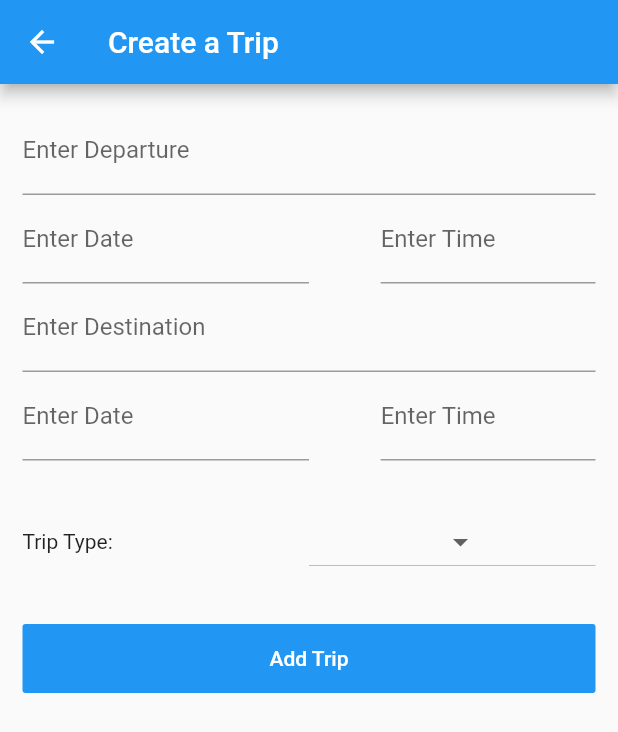
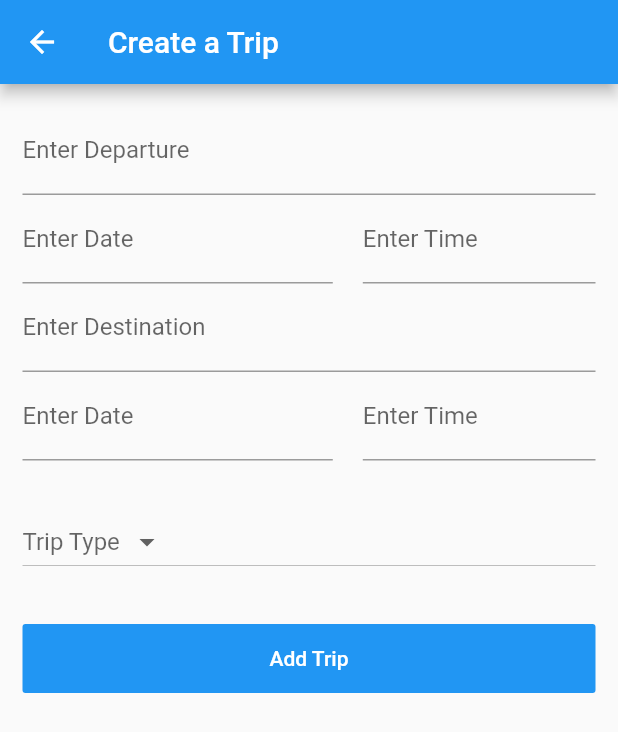
Before and after one commit to CodeMat17/gdg_uyo_bootcamp_flutter_trippass, a Flutter app: the screen it shows after launch, after a tap on the "add" icon, on a phone screen of 412 x 824 dp. Shown: the top 732 px of the screen. Run offline on Flutter 3.47's test engine with Material 2 defaults, Android fonts, the phone set to English and light mode, and no system bars; drawn by our look-alikes of datetime_picker_formfield; our stand-ins replace font_awesome_flutter, shimmer, sqflite; accounts and stored records are empty.

```diff
--- a/lib/screens/trip_detail.dart
+++ b/lib/screens/trip_detail.dart
@@ -20,16 +20,17 @@ class TripDetail extends StatefulWidget {
 
 class _TripDetailState extends State<TripDetail> {
   //texFields controllers
-  var departureController = TextEditingController();
-  var departureDate = TextEditingController();
-  var departureTime = TextEditingController();
-  var destinationController = TextEditingController();
-  var destinationDate = TextEditingController();
-  var destinationTime = TextEditingController();
+  TextEditingController departureController = TextEditingController();
+  TextEditingController departureDate = TextEditingController();
+  TextEditingController departureTime = TextEditingController();
+  TextEditingController destinationController = TextEditingController();
+  TextEditingController destinationDate = TextEditingController();
+  TextEditingController destinationTime = TextEditingController();
+  TextEditingController categorySelected = TextEditingController();
 
   // dropDown menu categories
-  final _categories = ['Business', 'Education', 'Medical', 'Vacation'];
-  String categorySelected = 'Medical';
+  final tripType = ['Business', 'Education', 'Medical', 'Vacation'];
+  //String categorySelected = 'Medical';
 
   // databaseHelper
   DatabaseHelper helper = DatabaseHelper();
@@ -38,10 +39,6 @@ class _TripDetailState extends State<TripDetail> {
   String appBarTitle;
   TripModel tripModel;
   _TripDetailState(this.tripModel, this.appBarTitle);
-
-  //dateTime picker formField
-  final dateFormat = DateFormat("MMMM d, yyyy");
-  final timeFormat = DateFormat("h:mm a");
 
   //validation
   bool _validate = false;
@@ -59,15 +56,13 @@ class _TripDetailState extends State<TripDetail> {
 
   @override
   Widget build(BuildContext context) {
-    TextStyle textStyle = Theme.of(context).textTheme.title;
-
     departureController.text = tripModel.departure;
     departureDate.text = tripModel.departureDate;
     departureTime.text = tripModel.departureTime;
     destinationController.text = tripModel.destination;
     destinationDate.text = tripModel.destinationDate;
     destinationTime.text = tripModel.destinationTime;
-    categorySelected = tripModel.categorySelected;
+    categorySelected.text = tripModel.categorySelected;
 
     return Scaffold(
       appBar: AppBar(
@@ -88,6 +83,7 @@ class _TripDetailState extends State<TripDetail> {
                       keyboardType: TextInputType.text,
                       onChanged: (value) {
                         debugPrint('something changed');
+                        this.tripModel.departure = departureController.text;
                         updateDeparture();
                       },
                       decoration: InputDecoration(
@@ -101,51 +97,50 @@ class _TripDetailState extends State<TripDetail> {
                       children: <Widget>[
                         Expanded(
                             flex: 4,
-                          child: TextField(
+                            child: DateTimeField(
                               controller: departureDate,
-                            keyboardType: TextInputType.datetime,
-                            onChanged: (value) {
-                              debugPrint('something changed');
+                              format: DateFormat.yMMMd("en_US"),
+                              onShowPicker: (context, currentValue) async {
+                                return await showDatePicker(
+                                  context: context,
+                                  initialDate: currentValue ?? DateTime.now(),
+                                  firstDate: DateTime(2020),
+                                  lastDate: DateTime(2100),
+                                );
+                              },
+                              decoration:
+                                  InputDecoration(labelText: 'Enter Date'),
+                              onChanged: (dt) {
+                                debugPrint('$dt');
+                                this.tripModel.departureDate =
+                                    DateFormat.yMMMd("en_US").format(dt);
+                                debugPrint(tripModel.departureDate);
+                                debugPrint(departureDate.text);
                                 updateDepartureDate();
                               },
-                            decoration: InputDecoration(
-                              hintText: 'From: ',
-                              labelText: 'Enter Date',
+                            )),
+                        SizedBox(width: 20.0),
+                        Expanded(
+                          flex: 3,
+                          child: DateTimeField(
+                            controller: departureTime,
+                            format: DateFormat.jm(),
+                            decoration:
+                                InputDecoration(labelText: 'Enter Time'),
+                            onShowPicker: (context, currentValue) async {
+                              final time = await showTimePicker(
+                                context: context,
+                                initialTime: currentValue ?? TimeOfDay.now(),
+                              );
+                              return DateTimeField.convert(time);
+                            },
+                            onChanged: (t) {
+                              this.tripModel.departureTime =
+                                  DateFormat.jm().format(t);
+                              updateDepartureTime();
+                            },
                           ),
                         ),
-                        ),
-                        Expanded(flex: 1, child: Text('')),
-//                        Expanded(
-//                          flex: 3,
-//                          child: DateTimeField(
-//                              format: timeFormat,
-//                              onShowPicker: (
-//                                context,
-//                                currentValue,
-//                              ) async {
-//                                departureTime = await showTimePicker(
-//                                  context: context,
-//                                  initialTime: TimeOfDay.fromDateTime(
-//                                      currentValue ?? DateTime.now()),
-//                                );
-//                                return DateTimeField.convert(departureTime);
-//                              }),
-//                        ),
-                        Expanded(
-                          flex: 3,
-                          child: TextField(
-                            controller: departureTime,
-                            keyboardType: TextInputType.datetime,
-                            onChanged: (value) {
-                              debugPrint('something changed');
-                              updateDepartureTime();
-                            },
-                            decoration: InputDecoration(
-                              hintText: 'From:',
-                              labelText: 'Enter Time',
-                            ),
-                          ),
-                        )
                       ],
                     ),
                     TextField(
@@ -166,60 +161,75 @@ class _TripDetailState extends State<TripDetail> {
                       children: <Widget>[
                         Expanded(
                             flex: 4,
-                          child: TextField(
+                            child: DateTimeField(
                               controller: destinationDate,
-                            keyboardType: TextInputType.datetime,
-                            onChanged: (value) {
-                              debugPrint('something changed');
+                              format: DateFormat.yMMMd("en_US"),
+                              onShowPicker: (context, currentValue) async {
+                                return await showDatePicker(
+                                  context: context,
+                                  initialDate: currentValue ?? DateTime.now(),
+                                  firstDate: DateTime(2020),
+                                  lastDate: DateTime(2100),
+                                );
+                              },
+                              decoration:
+                                  InputDecoration(labelText: 'Enter Date'),
+                              onChanged: (dt) {
+                                debugPrint('$dt');
+                                this.tripModel.destinationDate =
+                                    DateFormat.yMMMd("en_US").format(dt);
+                                debugPrint(tripModel.destinationDate);
+                                debugPrint(destinationDate.text);
                                 updateDestinationDate();
                               },
-                            decoration: InputDecoration(
-                              hintText: 'To:',
-                              labelText: 'Enter Date',
+                            )),
+                        SizedBox(width: 20.0),
+                        Expanded(
+                          flex: 3,
+                          child: DateTimeField(
+                            controller: destinationTime,
+                            format: DateFormat.jm(),
+                            decoration:
+                                InputDecoration(labelText: 'Enter Time'),
+                            onShowPicker: (context, currentValue) async {
+                              final time = await showTimePicker(
+                                context: context,
+                                initialTime: currentValue ?? TimeOfDay.now(),
+                              );
+                              return DateTimeField.convert(time);
+                            },
+                            onChanged: (t) {
+                              this.tripModel.destinationTime =
+                                  DateFormat.jm().format(t);
+                              updateDestinationTime();
+                            },
                           ),
                         ),
-                        ),
-                        Expanded(flex: 1, child: Text('')),
-                        Expanded(
-                          flex: 3,
-                          child: TextField(
-                            controller: destinationTime,
-                            keyboardType: TextInputType.datetime,
-                            onChanged: (value) {
-                              debugPrint('something changed');
-                              updateDestinationTime();
-                            },
-                            decoration: InputDecoration(
-                              hintText: 'To: ',
-                              labelText: 'Enter Time',
-                            ),
-                          ),
-                        )
                       ],
                     ),
                     SizedBox(height: 30.0),
                     Row(
                       children: <Widget>[
-                        Expanded(child: Text('Trip Type: ')),
                         Expanded(
                           child: DropdownButton<String>(
-                            items: _categories.map((String dropDownStringItem) {
+                            items: tripType.map((String value) {
                               return DropdownMenuItem<String>(
-                                value: dropDownStringItem,
-                                child: Text(dropDownStringItem),
+                                child: Text(value),
+                                value: value,
                               );
                             }).toList(),
-                            style: textStyle,
-                            value:
-                                getCategoryAsString(tripModel.categorySelected),
+                            hint: Text('Trip Type'),
+                            value: getCategoryAsString(categorySelected.text),
+                            //value: tripModel.categorySelected,
                             onChanged: (value) {
                               setState(() {
-                                debugPrint('$value');
-                                categorySelected = value;
+                                debugPrint('Value: $value');
+                                //getCategoryAsString(categorySelected.text);
+                                categorySelected.text = value;
+                                this.tripModel.categorySelected = value;
                                 debugPrint(
-                                    'categorySelected: $categorySelected');
+                                    'categorySelected: $tripModel.categorySelected.');
                                 updateCategorySelected();
-                                getCategoryAsString(categorySelected);
                               });
                             },
                           ),
@@ -270,40 +280,21 @@ class _TripDetailState extends State<TripDetail> {
     );
   }
 
-  // convert the string category in the
-// form of integer before saving to db
-//  void updateCategoryAsInt(String value) {
-//    switch (value) {
-//      case 'Business':
-//        tripModel.category = 1;
-//        break;
-//      case 'Education':
-//        tripModel.category = 2;
-//        break;
-//      case 'Medical':
-//        tripModel.category = 3;
-//        break;
-//      case 'Vacation':
-//        tripModel.category = 4;
-//        break;
-//    }
-//  }
-
   // convert int category to string category and display in dropdown
   String getCategoryAsString(String value) {
     String category;
     switch (value) {
       case 'Business':
-        category = _categories[0]; // 'Business
+        category = tripType[0]; // 'Business
         break;
       case 'Education':
-        category = _categories[1]; // 'Business
+        category = tripType[1]; // 'Business
         break;
       case 'Medical':
-        category = _categories[2]; // 'Business
+        category = tripType[2]; // 'Business
         break;
       case 'Vacation':
-        category = _categories[3]; // 'Business
+        category = tripType[3]; // 'Business
         break;
     }
     return category;
@@ -335,7 +326,7 @@ class _TripDetailState extends State<TripDetail> {
   }
 
   void updateCategorySelected() {
-    tripModel.categorySelected = categorySelected;
+    tripModel.categorySelected = categorySelected.text;
   }
 
   // save data to database
--- a/lib/screens/trip_list.dart
+++ b/lib/screens/trip_list.dart
@@ -71,17 +71,13 @@ class _TripListState extends State<TripList> {
                       Expanded(
                         flex: 3,
                         child: Text(
-                          'Create your trips with us.',
+                          'Create your \ntrips with us.',
                           style: TextStyle(
                             fontWeight: FontWeight.bold,
                             fontSize: 30.0,
                             letterSpacing: 1.0,
                           ),
                         ),
-                      ),
-                      Expanded(
-                        flex: 1,
-                        child: Text(''),
                       ),
                     ],
                   )
@@ -105,7 +101,7 @@ class _TripListState extends State<TripList> {
                               mainAxisAlignment: MainAxisAlignment.spaceBetween,
                               children: <Widget>[
                                 Text(
-                                  this.tripList[position].departure,
+                                  this.tripList[position].departure ?? 'Lagos',
                                   style: TextStyle(
                                       fontWeight: FontWeight.bold,
                                       fontSize: 18.0),
@@ -128,7 +124,8 @@ class _TripListState extends State<TripList> {
                               mainAxisAlignment: MainAxisAlignment.spaceBetween,
                               children: <Widget>[
                                 Text(
-                                  this.tripList[position].departureDate,
+                                  this.tripList[position].departureDate ??
+                                      'Jan 01, 2020',
                                   style: TextStyle(fontSize: 13.0),
                                 ),
                                 Text(
@@ -142,7 +139,8 @@ class _TripListState extends State<TripList> {
                               mainAxisAlignment: MainAxisAlignment.spaceBetween,
                               children: <Widget>[
                                 Text(
-                                  this.tripList[position].departureTime,
+                                  this.tripList[position].departureTime ??
+                                      '00:00',
                                   style: TextStyle(fontSize: 13.0),
                                 ),
                                 Text(
```
Lines whose indentation alone changed are shown as unchanged.
